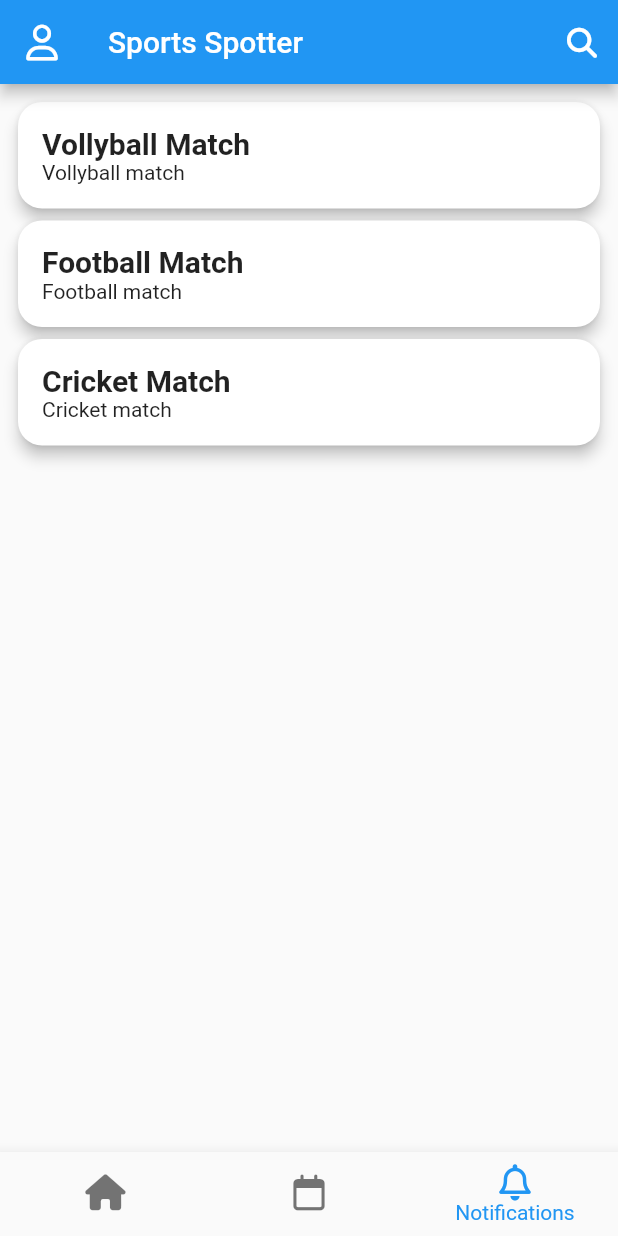
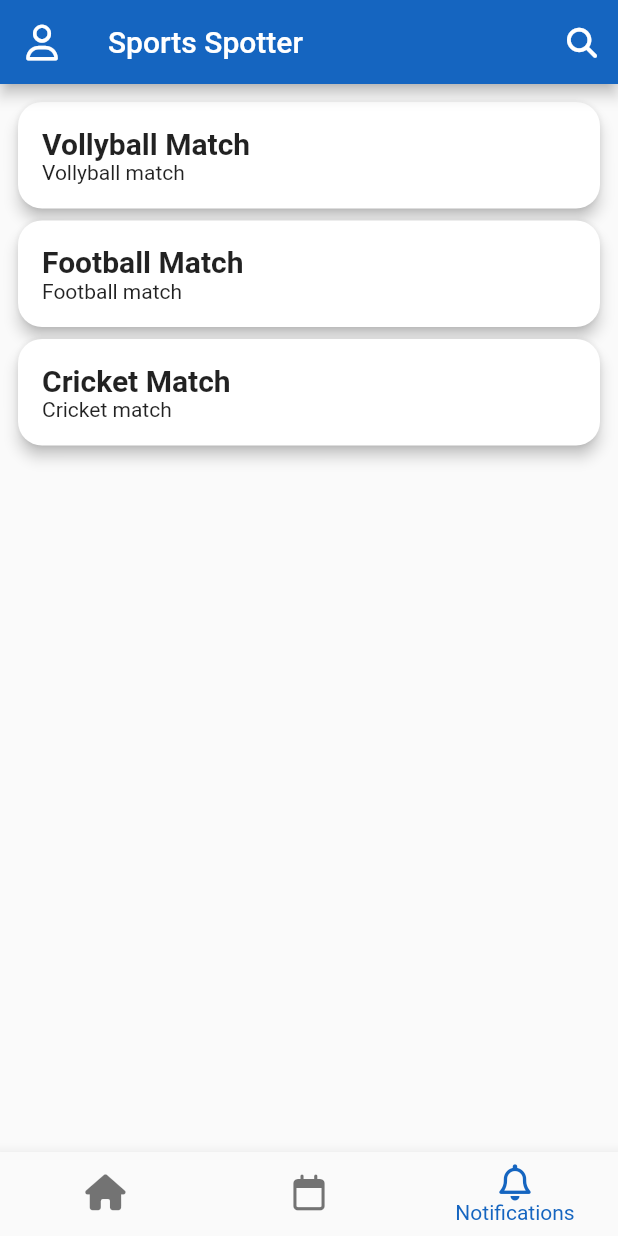
Before and after one commit to toshika-del/sports-spotter, a Flutter app: the screen it shows after launch, item 3 of the bottom bar chosen, on a phone screen of 412 x 824 dp. Run offline on Flutter 3.47's test engine with Material 2 defaults, Android fonts, the phone set to English and light mode, and no system bars; our stand-ins replace font_awesome_flutter, google_fonts; network calls fail.

Commit message:
chages color scheme

```diff
--- a/frontend/sports_spotter/lib/app.dart
+++ b/frontend/sports_spotter/lib/app.dart
@@ -12,6 +12,18 @@ class App extends StatelessWidget {
       title: title,
       home: const HomeScreen(),
       theme: ThemeData(
+          colorScheme: ColorScheme(
+              brightness: Brightness.light,
+              primary: Colors.blue.shade800,
+              onPrimary: Colors.white,
+              secondary: Colors.grey.shade300,
+              onSecondary: Colors.black,
+              error: Colors.red.shade300,
+              onError: Colors.black,
+              background: Colors.white,
+              onBackground: Colors.black,
+              surface: Colors.white,
+              onSurface: Colors.black),
           useMaterial3: false,
           elevatedButtonTheme: ElevatedButtonThemeData(
               style: ElevatedButton.styleFrom(
```
Also changed, not shown: 3 other files.
